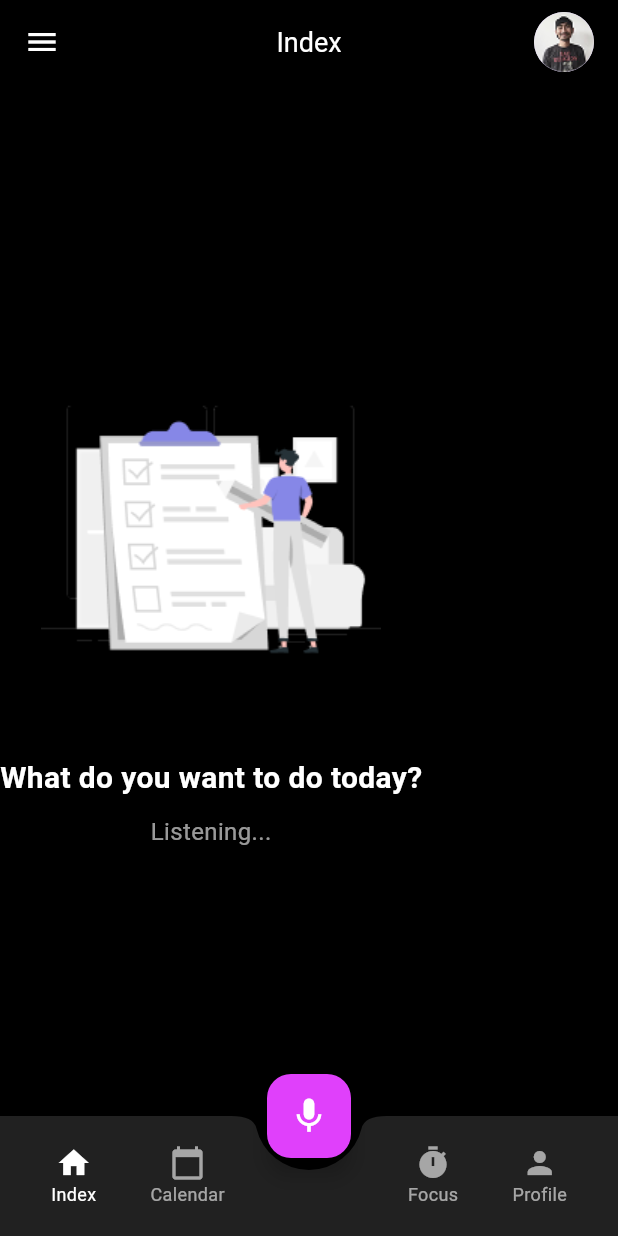
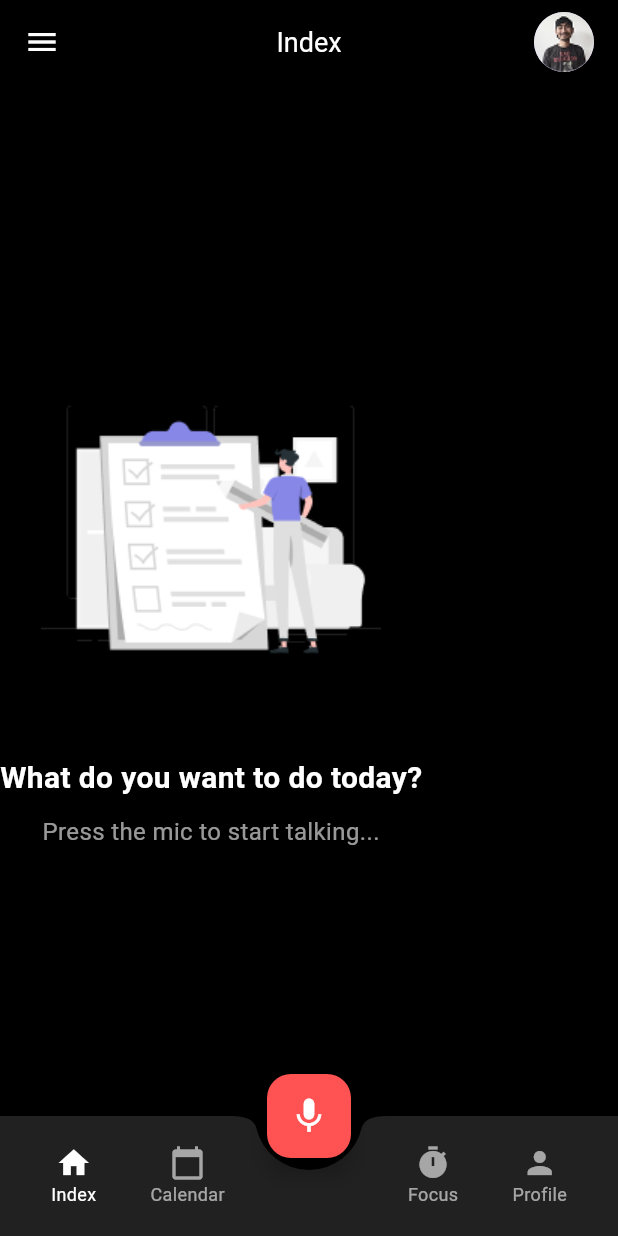
Before and after one commit to Nompangs/front, a Flutter app: the HomeScreen screen opened by its route, after a tap on the "mic" icon, on a phone screen of 412 x 824 dp. Run offline on Flutter 3.47's test engine with Material 3 defaults, Android fonts, the phone set to English and light mode, and no system bars; our stand-ins replace flutter_dotenv, speech_to_text.

Commit message:
Refactor: Call GPT only after the speech input is complete & Code split

```diff
--- a/lib/screens/home_screen.dart
+++ b/lib/screens/home_screen.dart
@@ -1,9 +1,6 @@
 import 'package:flutter/material.dart';
-import 'package:flutter_dotenv/flutter_dotenv.dart';
-import 'package:speech_to_text/speech_to_text.dart' as stt;
-import 'package:http/http.dart' as http;
-import 'dart:convert';
-import 'dart:async';
+import '../widgets/bottom_nav_bar.dart';
+import '../widgets/mic_button.dart';
 
 class HomeScreen extends StatefulWidget {
   @override
@@ -11,141 +8,17 @@ class HomeScreen extends StatefulWidget {
 }
 
 class _HomeScreenState extends State<HomeScreen> {
-  bool _isListening = false;
   String _text = "Press the mic to start talking...";
-  late stt.SpeechToText _speech;
 
-  @override
-  void initState() {
-    super.initState();
-    _initializeSTT();
-  }
-
-  // STT 초기화
-  void _initializeSTT() async {
-    _speech = stt.SpeechToText();
-    bool available = await _speech.initialize(
-      onStatus: (status) {
-        print("STT Status: $status");
-        if (status == "done") {
+  void _updateSpeechText(String newText) {
     setState(() {
-            _isListening = false;
+      _text = newText;
     });
-        }
-      },
-      onError: (error) {
-        print("STT Error: $error");
-        setState(() {
-          _isListening = false;
-          _text = "Error: Speech recognition failed.";
-        });
-      },
-    );
-
-    if (!available) {
-      setState(() {
-        _text = "STT를 사용할 수 없습니다.";
-      });
-    }
-  }
-
-  // 마이크 버튼 클릭 시 음성 인식 시작
-  void _toggleListening() async {
-    if (!_isListening) {
-      try {
-        bool available = await _speech.initialize();
-
-        if (available) {
-          setState(() {
-            _isListening = true;
-            _text = "Listening..."; // STT 시작 시 메시지 표시
-          });
-
-          _speech.listen(
-            onResult: (result) {
-              setState(() {
-                _text = result.recognizedWords; // 실시간 업데이트
-              });
-
-              if (result.finalResult) {
-                _speech.stop();
-                _sendToGPT(_text);
-              }
-            },
-          );
-        } else {
-          setState(() {
-            _text = "STT를 사용할 수 없습니다.";
-          });
-        }
-      } catch (e) {
-        setState(() {
-          _text = "Error: $e";
-        });
-      }
-    } else {
-      setState(() {
-        _isListening = false;
-      });
-      _speech.stop();
-    }
-  }
-
-  // GPT API 호출
-  Future<void> _sendToGPT(String inputText) async {
-    setState(() {
-      _text = "Processing your request..."; // 로딩 메시지 표시
-    });
-
-    final String apiKey = dotenv.env['OPENAI_API_KEY'] ?? '';
-    final String apiUrl = "https://api.openai.com/v1/chat/completions";
-
-    if (apiKey.isEmpty) {
-      setState(() {
-        _text = "Error: API Key is missing.";
-      });
-      return;
-    }
-
-    try {
-      final response = await http.post(
-        Uri.parse(apiUrl),
-        headers: {
-          "Authorization": "Bearer $apiKey",
-          "Content-Type": "application/json",
-        },
-        body: jsonEncode({
-          "model": "gpt-3.5-turbo",
-          "messages": [
-            {"role": "system", "content": "You are a helpful assistant."},
-            {"role": "user", "content": inputText},
-          ],
-        }),
-      );
-
-      if (response.statusCode == 200) {
-        final responseData = jsonDecode(response.body);
-        String gptResponse = responseData['choices'][0]['message']['content'];
-        setState(() {
-          _text = gptResponse;
-        });
-      } else {
-        setState(() {
-          _text = "GPT 응답 오류: ${response.body}";
-        });
-      }
-    } catch (e) {
-      setState(() {
-        _text = "네트워크 오류 발생: $e";
-      });
-    }
   }
 
   @override
   Widget build(BuildContext context) {
-    return Stack(
-      children: [
-        Scaffold(
+    return Scaffold(
       backgroundColor: Colors.black,
       appBar: AppBar(
         backgroundColor: Colors.black,
@@ -179,52 +52,15 @@ class _HomeScreenState extends State<HomeScreen> {
           ),
           SizedBox(height: 10),
           Text(
-                _text,
+            _text, // GPT 응답 표시
             style: TextStyle(color: Colors.white60, fontSize: 16),
             textAlign: TextAlign.center,
           ),
         ],
       ),
-          bottomNavigationBar: BottomAppBar(
-            color: Colors.grey[900],
-            shape: CircularNotchedRectangle(),
-            notchMargin: 8.0,
-            child: Row(
-              mainAxisAlignment: MainAxisAlignment.spaceAround,
-              children: [
-                _buildNavItem(Icons.home, 'Index', true),
-                _buildNavItem(Icons.calendar_today, 'Calendar', false),
-                SizedBox(width: 50),
-                _buildNavItem(Icons.timer, 'Focus', false),
-                _buildNavItem(Icons.person, 'Profile', false),
-              ],
-            ),
-          ),
-          floatingActionButton: FloatingActionButton(
-            backgroundColor: Colors.purpleAccent,
-            child: Icon(Icons.mic, color: Colors.white, size: 28),
-            onPressed: _toggleListening,
-          ),
-          floatingActionButtonLocation:
-              FloatingActionButtonLocation.centerDocked,
-        ),
-      ],
-    );
-  }
-
-  Widget _buildNavItem(IconData icon, String label, bool isActive) {
-    return Column(
-      mainAxisSize: MainAxisSize.min,
-      children: [
-        Icon(icon, color: isActive ? Colors.white : Colors.white60),
-        Text(
-          label,
-          style: TextStyle(
-            color: isActive ? Colors.white : Colors.white60,
-            fontSize: 12,
-          ),
-        ),
-      ],
+      bottomNavigationBar: BottomNavBar(),
+      floatingActionButton: MicButton(onSpeechResult: _updateSpeechText),
+      floatingActionButtonLocation: FloatingActionButtonLocation.centerDocked,
     );
   }
 }
--- /dev/null
+++ b/lib/services/speech_service.dart
@@ -0,0 +1,45 @@
+import 'package:speech_to_text/speech_to_text.dart' as stt;
+
+class SpeechService {
+  final stt.SpeechToText _speech = stt.SpeechToText();
+  Function(String, bool)? onResult; // (인식된 텍스트, 최종 결과 여부)
+  Function(bool)? onListeningChange;
+
+  Future<void> startListening() async {
+    bool available = await _speech.initialize(
+      onStatus: (status) {
+        print("STT 상태: $status"); // 터미널 로그 출력
+        if (status == "done") {
+          onListeningChange?.call(false);
+        }
+      },
+      onError: (error) {
+        print("STT 오류: $error");
+        onListeningChange?.call(false);
+      },
+    );
+
+    if (available) {
+      print("마이크 활성화됨");
+      onListeningChange?.call(true);
+
+      _speech.listen(
+        onResult: (result) {
+          print(
+            "인식된 단어: ${result.recognizedWords} (최종: ${result.finalResult})",
+          );
+          onResult?.call(result.recognizedWords, result.finalResult);
+        },
+      );
+    } else {
+      print("STT를 사용할 수 없음.");
+      onListeningChange?.call(false);
+    }
+  }
+
+  void stopListening() {
+    print("마이크 종료됨.");
+    _speech.stop();
+    onListeningChange?.call(false);
+  }
+}
--- /dev/null
+++ b/lib/widgets/bottom_nav_bar.dart
@@ -0,0 +1,38 @@
+import 'package:flutter/material.dart';
+
+class BottomNavBar extends StatelessWidget {
+  @override
+  Widget build(BuildContext context) {
+    return BottomAppBar(
+      color: Colors.grey[900],
+      shape: CircularNotchedRectangle(),
+      notchMargin: 8.0,
+      child: Row(
+        mainAxisAlignment: MainAxisAlignment.spaceAround,
+        children: [
+          _buildNavItem(Icons.home, 'Index', true),
+          _buildNavItem(Icons.calendar_today, 'Calendar', false),
+          SizedBox(width: 50),
+          _buildNavItem(Icons.timer, 'Focus', false),
+          _buildNavItem(Icons.person, 'Profile', false),
+        ],
+      ),
+    );
+  }
+
+  Widget _buildNavItem(IconData icon, String label, bool isActive) {
+    return Column(
+      mainAxisSize: MainAxisSize.min,
+      children: [
+        Icon(icon, color: isActive ? Colors.white : Colors.white60),
+        Text(
+          label,
+          style: TextStyle(
+            color: isActive ? Colors.white : Colors.white60,
+            fontSize: 12,
+          ),
+        ),
+      ],
+    );
+  }
+}
--- /dev/null
+++ b/lib/widgets/mic_button.dart
@@ -0,0 +1,59 @@
+import 'package:flutter/material.dart';
+import '../services/speech_service.dart';
+import '../services/gpt_service.dart';
+
+class MicButton extends StatefulWidget {
+  final Function(String) onSpeechResult;
+
+  MicButton({required this.onSpeechResult});
+
+  @override
+  _MicButtonState createState() => _MicButtonState();
+}
+
+class _MicButtonState extends State<MicButton> {
+  final SpeechService _speechService = SpeechService();
+  final GPTService _gptService = GPTService();
+  bool _isListening = false;
+  String _recognizedText = ""; // 음성 인식된 텍스트 저장
+
+  @override
+  void initState() {
+    super.initState();
+    _speechService.onResult = (text, finalResult) async {
+      setState(() {
+        _recognizedText = text;
+      });
+
+      if (finalResult) {
+        print("음성 입력 완료: $_recognizedText"); // 로그 출력
+        widget.onSpeechResult("GPT 처리 중..."); // GPT 처리 중 표시
+        String gptResponse = await _gptService.sendToGPT(
+          _recognizedText,
+        ); // GPT 호출
+        widget.onSpeechResult(gptResponse); // GPT 응답을 화면에 표시
+      }
+    };
+
+    _speechService.onListeningChange = (listening) {
+      setState(() => _isListening = listening);
+    };
+  }
+
+  void _toggleListening() {
+    if (_isListening) {
+      _speechService.stopListening();
+    } else {
+      _speechService.startListening();
+    }
+  }
+
+  @override
+  Widget build(BuildContext context) {
+    return FloatingActionButton(
+      backgroundColor: _isListening ? Colors.redAccent : Colors.purpleAccent,
+      child: Icon(Icons.mic, color: Colors.white, size: 28),
+      onPressed: _toggleListening,
+    );
+  }
+}
```
Also changed, not shown: lib/services/gpt_service.dart (added, +44 -0 lines). Lines whose indentation alone changed are shown as unchanged.
